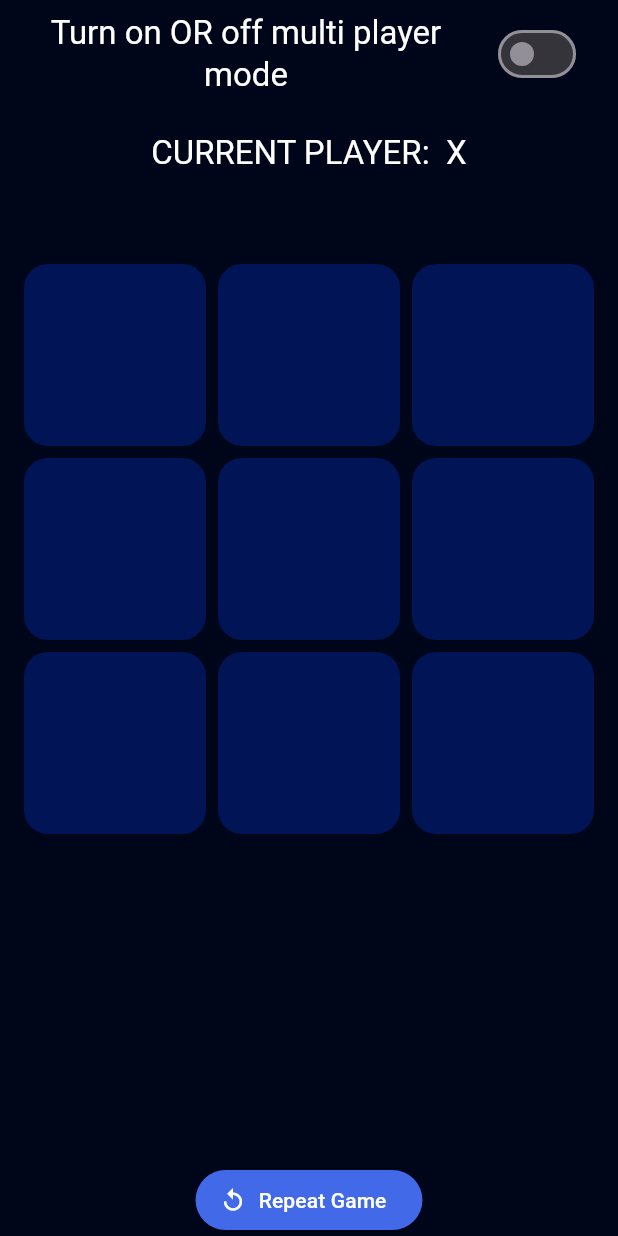
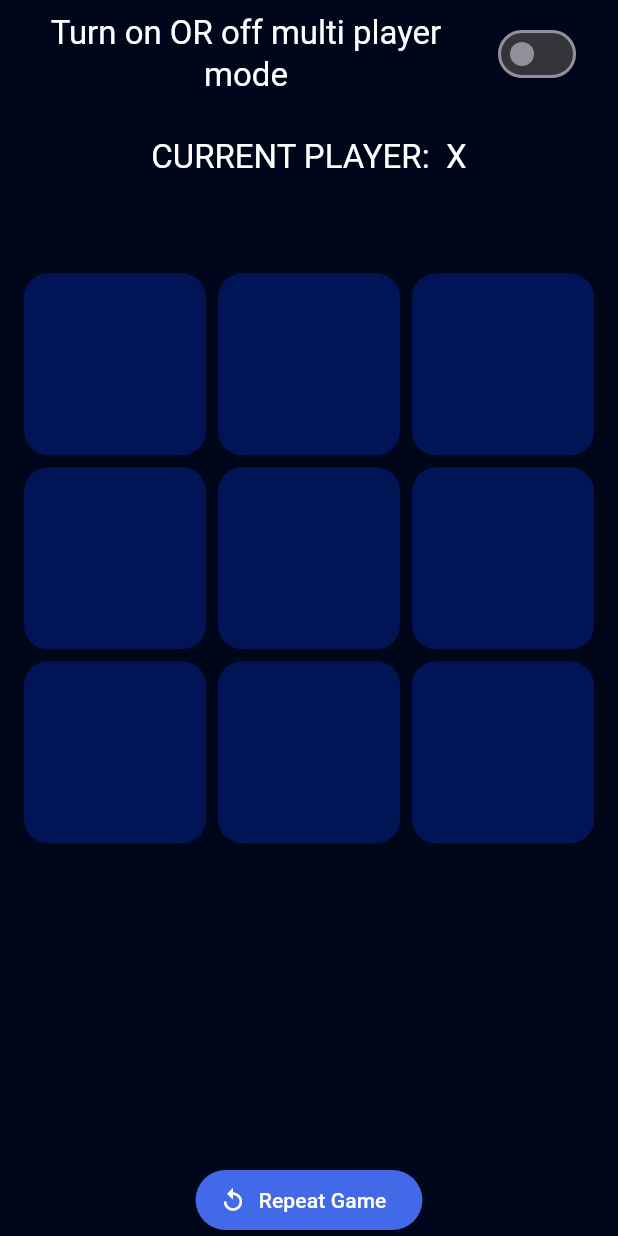
Before and after one commit to pakpuk/tic_tac_game, a Flutter app: the screen it shows after launch, on a phone screen of 412 x 824 dp. Run offline on Flutter 3.47's test engine with Material 3 defaults, Android fonts, the phone set to English and light mode, and no system bars; our stand-ins replace flutter_screenutil; statements that could not run were skipped.

Commit message:
almost finish the app

```diff
--- a/lib/view/screens/home_screen.dart
+++ b/lib/view/screens/home_screen.dart
@@ -1,4 +1,5 @@
 import 'package:flutter/material.dart';
+import 'package:flutter_screenutil/flutter_screenutil.dart';
 import 'package:tictac_game/logic/game_logic.dart';
 import 'package:tictac_game/theme/color_manager.dart';
 import 'package:tictac_game/theme/text_mnager.dart';
@@ -38,7 +39,7 @@ class _HomeScreenState extends State<HomeScreen> {
                   isSwitched = newvalue;
                 });
               }),
-          SizedBox(height: 16),
+          SizedBox(height: 16.h),
           Text(
             "Current Player: $activateplayer".toUpperCase(),
             style: Theme.of(context).textTheme.titleLarge!.copyWith(
@@ -46,7 +47,7 @@ class _HomeScreenState extends State<HomeScreen> {
                 ),
             textAlign: TextAlign.center,
           ),
-          SizedBox(height: 16),
+          SizedBox(height: 16.h),
           Text(
             result,
             style: Theme.of(context).textTheme.titleLarge!.copyWith(
@@ -92,7 +93,7 @@ class _HomeScreenState extends State<HomeScreen> {
                       )),
             ),
           ),
-          SizedBox(height: 8),
+          SizedBox(height: 8.h),
           ElevatedButton.icon(
             onPressed: () {
               setState(() {
```
Also changed, not shown: pubspec.yaml (+6 -33 lines), pubspec.lock.
